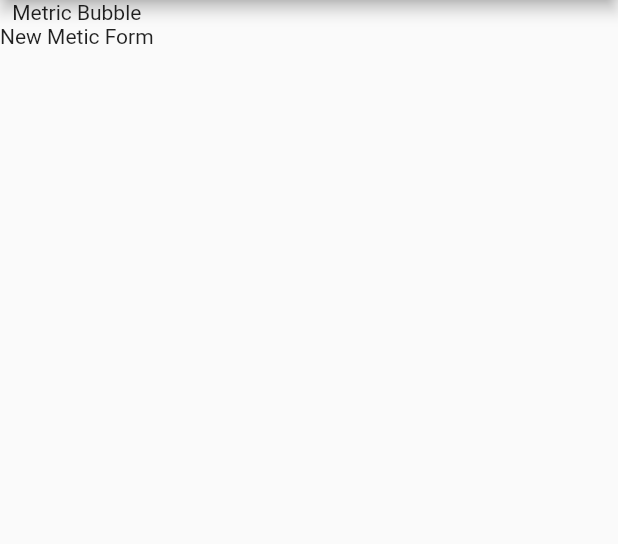
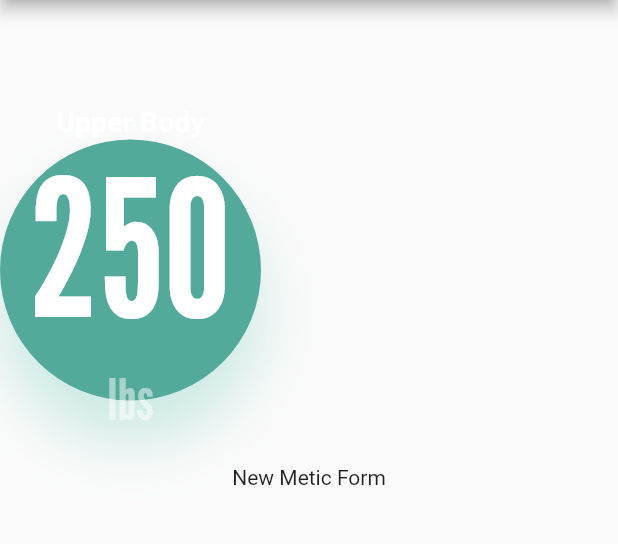
Before and after one commit to kguertin/tonal, a Flutter app: the screen it shows after launch, on a phone screen of 412 x 824 dp, the part 84-628 px from its top. Run offline on Flutter 3.47's test engine with Material 2 defaults, Android fonts, the phone set to English and light mode, and no system bars; Roboto replaces fonts that are missing (Helvetica).

Commit message:
create bubble list widget and get a list with bubble widget

```diff
--- a/lib/main.dart
+++ b/lib/main.dart
@@ -1,10 +1,10 @@
 import 'package:flutter/material.dart';
-import 'package:tonal_assessment/ui/metric_bubble.dart';
+import 'package:tonal_assessment/ui/metric_bubble_display.dart';
 import 'package:tonal_assessment/ui/new_metric_form.dart';
 
-void main() => runApp(MyApp());
+void main() => runApp(App());
 
-class MyApp extends StatelessWidget {
+class App extends StatelessWidget {
   @override
   Widget build(BuildContext context) {
     return MaterialApp(
@@ -12,12 +12,12 @@ class MyApp extends StatelessWidget {
       theme: ThemeData(
         primarySwatch: Colors.blue,
       ),
-      home: MyHomePage(),
+      home: Main(),
     );
   }
 }
 
-class MyHomePage extends StatelessWidget {
+class Main extends StatelessWidget {
   @override
   Widget build(BuildContext context) {
     return Scaffold(
@@ -25,9 +25,16 @@ class MyHomePage extends StatelessWidget {
         title: const Text('Tonal Assessment'),
       ),
       body: Container(
-          child: Column(
-        children: [MetricBubble(), NewMetricForm()],
-      )),
+        child: Column(
+          children: [
+            SizedBox(
+              height: 50,
+            ),
+            MetricBubbleDisplay(),
+            NewMetricForm(),
+          ],
+        ),
+      ),
     );
   }
 }
--- /dev/null
+++ b/lib/models/metric_bubble.dart
@@ -0,0 +1,13 @@
+import 'package:flutter/material.dart';
+
+class MetricBubble {
+  final String label;
+  final int weight;
+  final String unit = 'lbs';
+  final Image background = Image.asset('');
+
+  MetricBubble({
+    required this.label,
+    required this.weight,
+  });
+}
--- /dev/null
+++ b/lib/styles.dart
@@ -0,0 +1,34 @@
+import 'package:flutter/material.dart';
+
+const bubbleDiameter = 272;
+
+const bubbleBoxDecoration = BoxDecoration(
+  color: Color(0xff53a99a),
+  shape: BoxShape.circle,
+  boxShadow: [
+    BoxShadow(
+      offset: Offset(0, 27),
+      blurRadius: 33,
+      color: Color(0x3827ae96),
+    )
+  ],
+);
+
+const labelTextStyle = TextStyle(
+  fontFamily: 'Helvetica',
+  fontWeight: FontWeight.bold,
+  fontSize: 19,
+  color: Colors.white,
+);
+
+const weightTextStyle = TextStyle(
+  fontFamily: 'League Gothic',
+  fontSize: 127,
+  color: Colors.white,
+);
+
+const unitTextStyle = TextStyle(
+  fontFamily: 'League Gothic',
+  fontSize: 38,
+  color: Color(0x80ffffff),
+);
--- a/lib/ui/metric_bubble.dart
+++ /dev/null
@@ -1,12 +0,0 @@
-import 'package:flutter/material.dart';
-
-class MetricBubble extends StatelessWidget {
-  const MetricBubble({Key? key}) : super(key: key);
-
-  @override
-  Widget build(BuildContext context) {
-    return Container(
-      child: const Text("Metric Bubble"),
-    );
-  }
-}
--- /dev/null
+++ b/lib/ui/metric_bubble_display.dart
@@ -0,0 +1,41 @@
+import 'package:flutter/material.dart';
+import 'package:tonal_assessment/models/metric_bubble.dart';
+import 'package:tonal_assessment/styles.dart';
+
+class MetricBubbleDisplay extends StatelessWidget {
+  MetricBubbleDisplay({Key? key}) : super(key: key);
+
+  final List<MetricBubble> metric_bubbles = [MetricBubble(label: "Upper Body", weight: 250)];
+
+  @override
+  Widget build(BuildContext context) {
+    return Container(
+      child: Row(
+        children: metric_bubbles
+            .map(
+              (metric) => Container(
+                padding: const EdgeInsets.all(20.0),
+                decoration: bubbleBoxDecoration,
+                child: Column(
+                  children: [
+                    Text(
+                      metric.label,
+                      style: labelTextStyle,
+                    ),
+                    Text(
+                      "${metric.weight}",
+                      style: weightTextStyle,
+                    ),
+                    Text(
+                      metric.unit,
+                      style: unitTextStyle,
+                    )
+                  ],
+                ),
+              ),
+            )
+            .toList(),
+      ),
+    );
+  }
+}
```
Also changed, not shown: pubspec.yaml (+6 -3 lines), assets/fonts/LeagueGothic-Regular.ttf (added).
